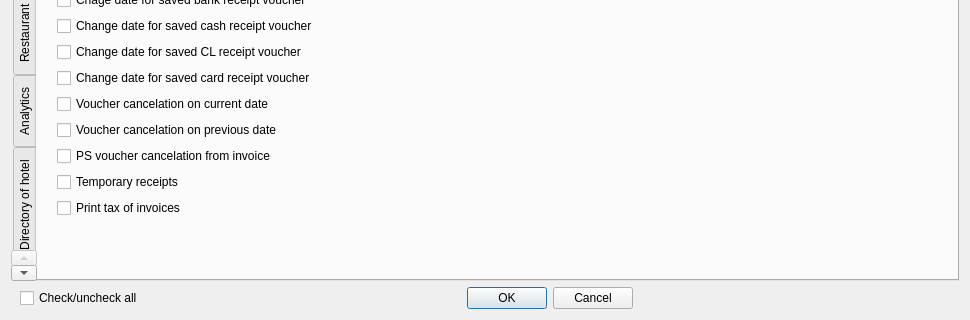
Qt form Resort/dlguserrights.ui (End1-1/Resort) before a commit; both pictures show x 0 to 970 and y 422 to 742 of the 970 by 742 pixel window.
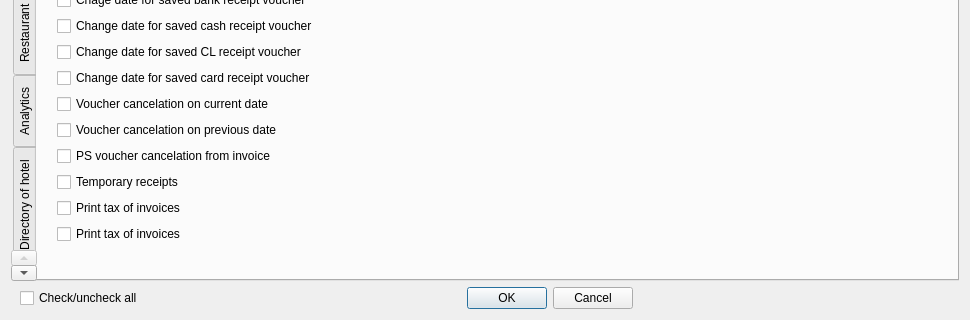
The same form after that commit. The open tabs and pages were chosen to show the change. Custom widgets are drawn as their Qt base class.

```diff
--- a/Resort/dlguserrights.ui
+++ b/Resort/dlguserrights.ui
@@ -784,6 +784,16 @@
          </property>
         </widget>
        </item>
+       <item>
+        <widget class="EQCheckBox" name="chManualTax">
+         <property name="text">
+          <string>Print tax of invoices</string>
+         </property>
+         <property name="Tag" stdset="0">
+          <number>145</number>
+         </property>
+        </widget>
+       </item>
        <item>
         <spacer name="verticalSpacer_3">
          <property name="orientation">
```
Left out of the diff: 2 changed lines with no effect on the pictures.
